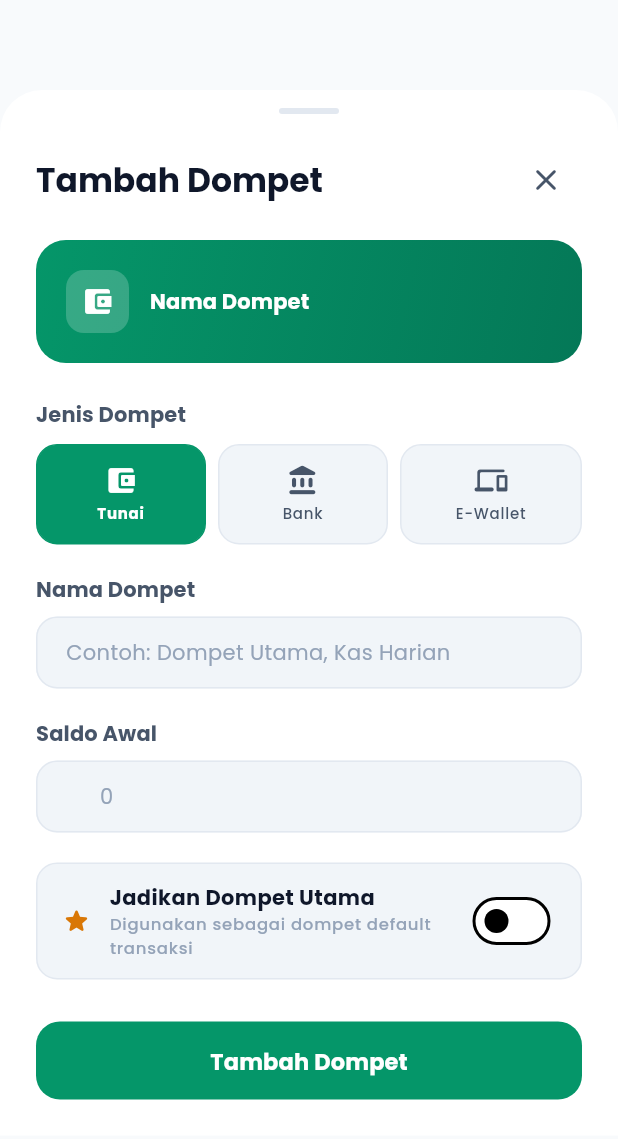
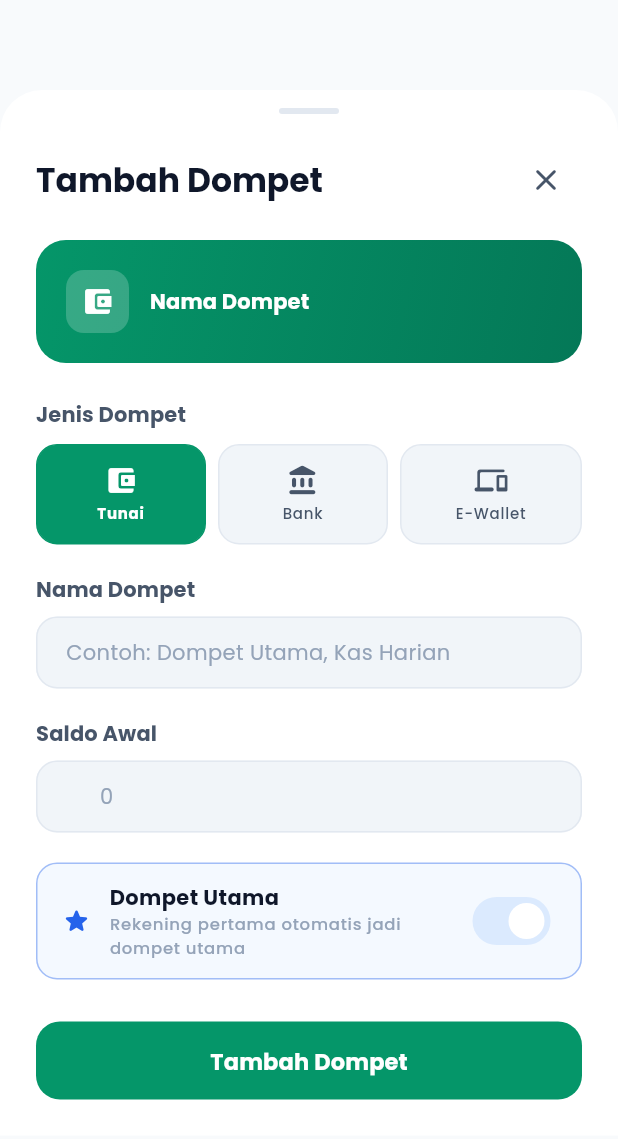
Before and after one commit to donisettt/nyimpeun, a Flutter app: the AddWalletSheet widget shown alone on an empty page, opened directly, on a phone screen of 412 x 824 dp. Shown: the top 1139 px of the screen. Run offline on Flutter 3.47's test engine with Material 3 defaults, Android fonts, the light colour scheme and no system bars; our stand-ins replace cached_network_image, connectivity_plus, dio, equatable, firebase_core, firebase_messaging and 9 more; accounts and stored records are empty.

Commit message:
feat: auto set first wallet as default, fix analytics empty wallet crash, improve telegram integration UX

```diff
--- a/lib/features/wallet/presentation/views/wallet_page.dart
+++ b/lib/features/wallet/presentation/views/wallet_page.dart
@@ -242,7 +242,8 @@ class _WalletPageState extends ConsumerState<WalletPage> {
   }
 
   Future<void> _openAddWallet() async {
-    final result = await showAddWalletSheet(context);
+    final walletCount = ref.read(walletListProvider).wallets.length;
+    final result = await showAddWalletSheet(context, walletCount: walletCount);
     if (result == true) _loadData();
   }
 
--- a/lib/features/wallet/presentation/widgets/add_wallet_sheet.dart
+++ b/lib/features/wallet/presentation/widgets/add_wallet_sheet.dart
@@ -60,18 +60,20 @@ const kEWallets = [
 Future<bool?> showAddWalletSheet(
   BuildContext context, {
   WalletEntity? editEntity,
+  int walletCount = 0,
 }) {
   return showModalBottomSheet<bool>(
     context: context,
     isScrollControlled: true,
     backgroundColor: Colors.transparent,
-    builder: (_) => AddWalletSheet(editEntity: editEntity),
+    builder: (_) => AddWalletSheet(editEntity: editEntity, walletCount: walletCount),
   );
 }
 
 class AddWalletSheet extends ConsumerStatefulWidget {
-  const AddWalletSheet({super.key, this.editEntity});
+  const AddWalletSheet({super.key, this.editEntity, this.walletCount = 0});
   final WalletEntity? editEntity;
+  final int walletCount;
 
   @override
   ConsumerState<AddWalletSheet> createState() => _AddWalletSheetState();
@@ -101,9 +103,14 @@ class _AddWalletSheetState extends ConsumerState<AddWalletSheet> {
     WalletType.eWallet: Icons.phonelink_rounded,
   };
 
+  // True jika ini rekening pertama (saat create)
+  bool get _isFirstWallet => widget.editEntity == null && widget.walletCount == 0;
+
   @override
   void initState() {
     super.initState();
+    // Rekening pertama otomatis jadi utama
+    if (_isFirstWallet) _isDefault = true;
     if (widget.editEntity != null) {
       final e = widget.editEntity!;
       _selectedType = e.type;
@@ -527,26 +534,39 @@ class _AddWalletSheetState extends ConsumerState<AddWalletSheet> {
                     padding: const EdgeInsets.symmetric(
                         horizontal: 16, vertical: 12),
                     decoration: BoxDecoration(
-                      color: AppColors.cardElevated,
+                      color: _isFirstWallet
+                          ? AppColors.primaryContainer.withValues(alpha: 0.3)
+                          : AppColors.cardElevated,
                       borderRadius: BorderRadius.circular(14),
-                      border: Border.all(color: AppColors.border),
+                      border: Border.all(
+                        color: _isFirstWallet
+                            ? AppColors.primary.withValues(alpha: 0.4)
+                            : AppColors.border,
+                      ),
                     ),
                     child: Row(
                       children: [
-                        const Icon(Icons.star_rounded,
-                            color: AppColors.warning, size: 20),
+                        Icon(
+                          Icons.star_rounded,
+                          color: _isFirstWallet
+                              ? AppColors.primary
+                              : AppColors.warning,
+                          size: 20,
+                        ),
                         const SizedBox(width: 12),
                         Expanded(
                           child: Column(
                             crossAxisAlignment: CrossAxisAlignment.start,
                             children: [
                               Text(
-                                'Jadikan Dompet Utama',
+                                'Dompet Utama',
                                 style: AppTypography.bodyMedium
                                     .copyWith(fontWeight: FontWeight.w600),
                               ),
                               Text(
-                                'Digunakan sebagai dompet default transaksi',
+                                _isFirstWallet
+                                    ? 'Rekening pertama otomatis jadi dompet utama'
+                                    : 'Digunakan sebagai dompet default transaksi',
                                 style: AppTypography.labelSmall
                                     .copyWith(color: AppColors.textMuted),
                               ),
@@ -555,9 +575,13 @@ class _AddWalletSheetState extends ConsumerState<AddWalletSheet> {
                         ),
                         Switch(
                           value: _isDefault,
-                          onChanged: (v) =>
-                              setState(() => _isDefault = v),
-                          activeThumbColor: AppColors.primary,
+                          // Jika rekening pertama: toggle dikunci ON
+                          onChanged: _isFirstWallet
+                              ? null
+                              : (v) => setState(() => _isDefault = v),
+                          activeThumbColor: _isFirstWallet
+                              ? AppColors.primary
+                              : AppColors.primary,
                           activeTrackColor: AppColors.primaryContainer,
                         ),
                       ],
```
Also changed, not shown: lib/features/analytics/presentation/views/analytics_page.dart (+7 -2 lines), lib/features/auth/presentation/views/telegram_integration_page.dart (+85 -19 lines).
